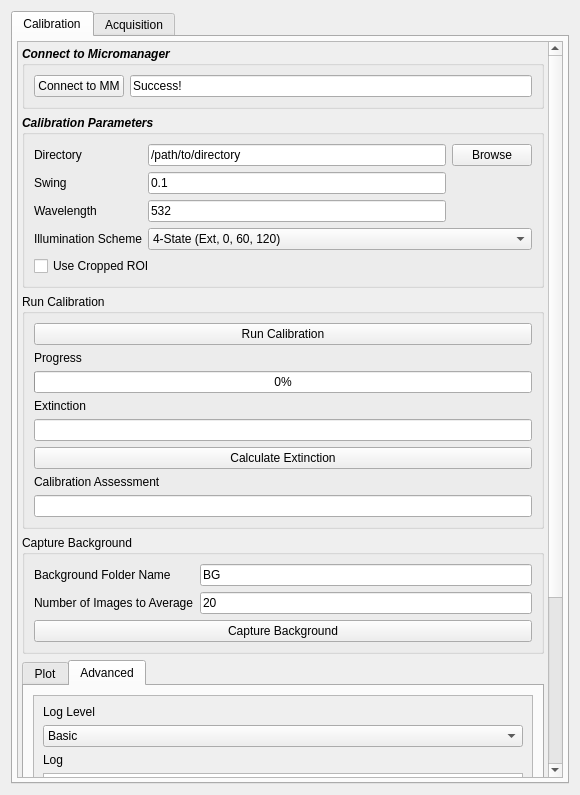
mehta-lab/waveorder, file recOrder/plugin/qtdesigner/recOrder_calibration_v5.ui: the form before one commit.
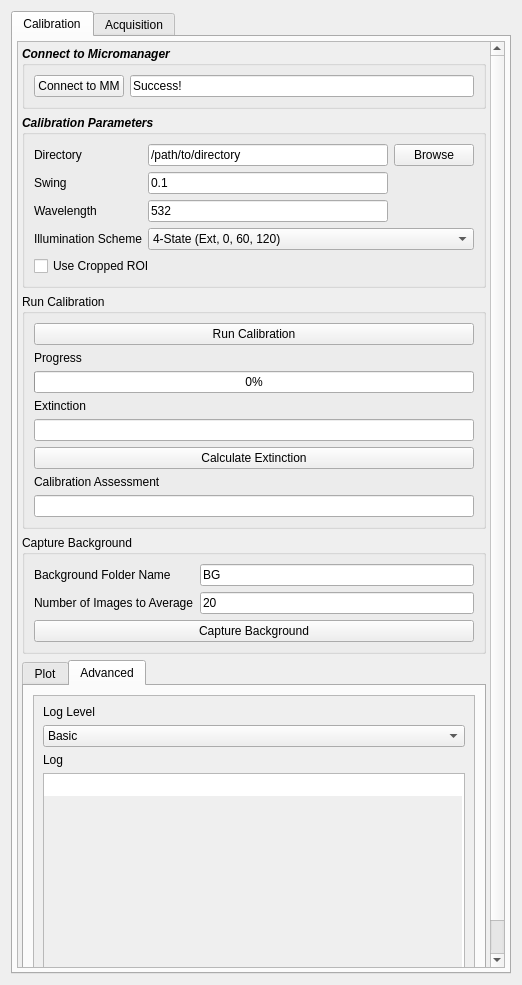
The form after the commit. The open tabs and pages were chosen to show the change. Custom widgets are drawn as their Qt base class.

The edit to the form file:
```diff
--- a/recOrder/plugin/qtdesigner/recOrder_calibration_v5.ui
+++ b/recOrder/plugin/qtdesigner/recOrder_calibration_v5.ui
@@ -9,8 +9,8 @@
    <rect>
     <x>0</x>
     <y>0</y>
-    <width>580</width>
-    <height>795</height>
+    <width>522</width>
+    <height>985</height>
    </rect>
   </property>
   <property name="sizePolicy">
@@ -119,7 +119,7 @@
            <rect>
             <x>0</x>
             <y>0</y>
-            <width>540</width>
+            <width>482</width>
             <height>1041</height>
            </rect>
           </property>
@@ -218,8 +218,8 @@
                    <rect>
                     <x>0</x>
                     <y>0</y>
-                    <width>112</width>
-                    <height>252</height>
+                    <width>410</width>
+                    <height>300</height>
                    </rect>
                   </property>
                   <layout class="QVBoxLayout" name="verticalLayout_5">
```
Left out of the diff: 48 changed lines with no effect on the pictures.
